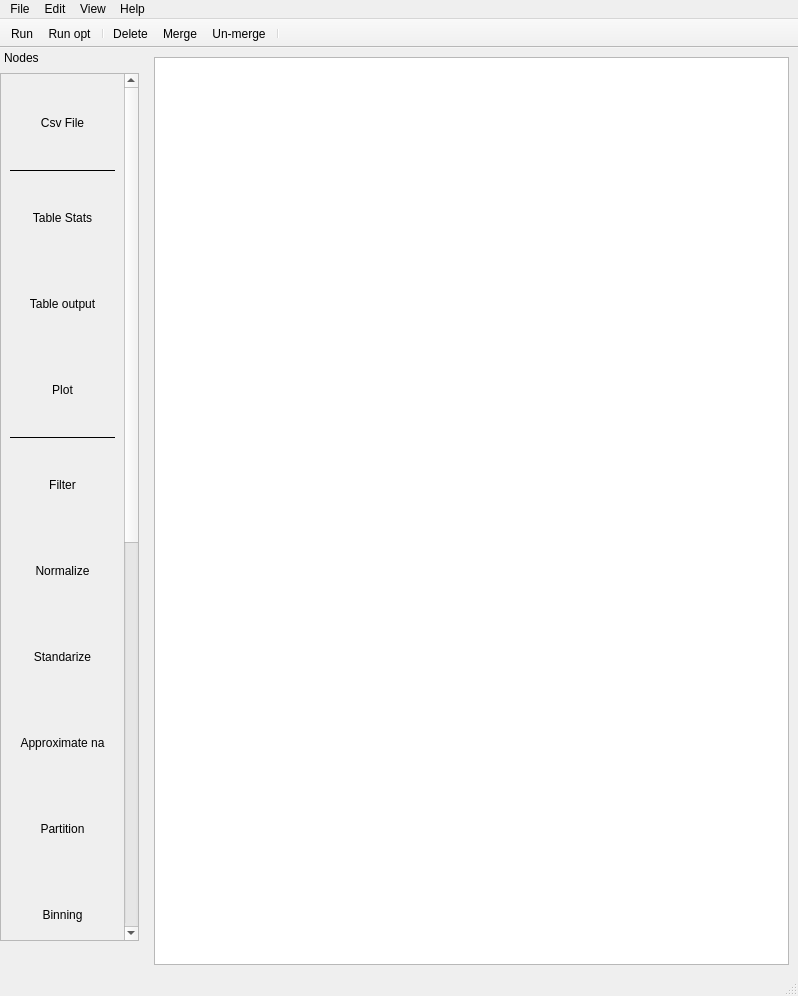
Before: the Qt Designer form Raccoon/mainwindow.ui in Mihajlo-Ilic/Raccoon, drawn with Qt 5.
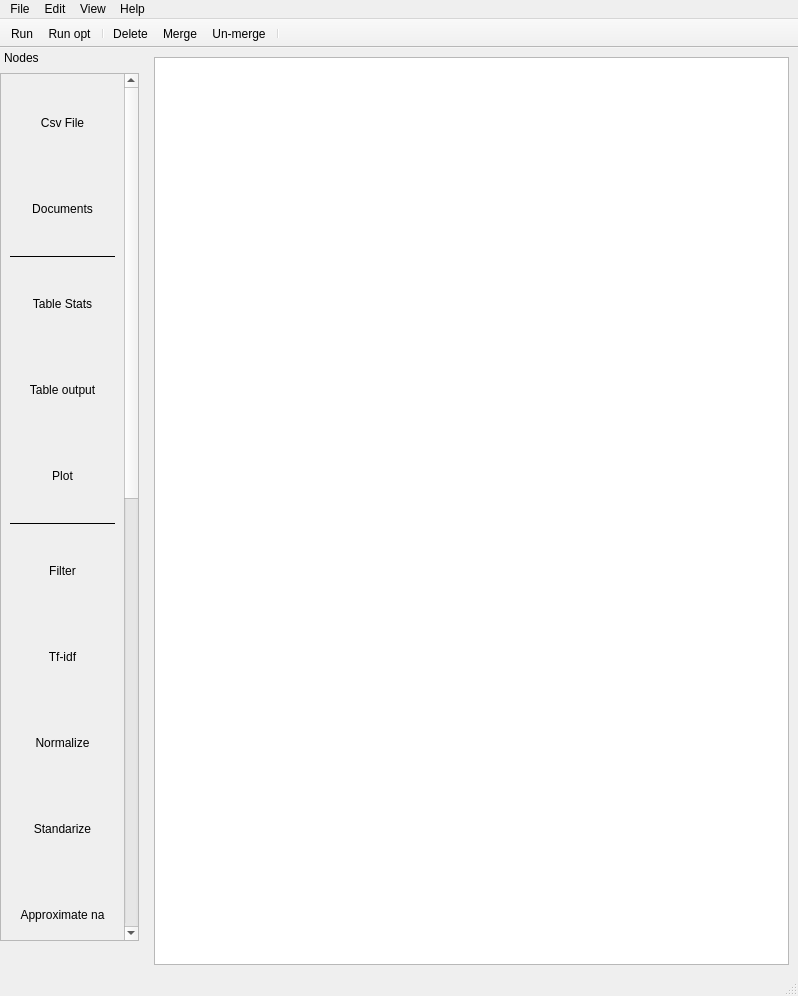
After: the same form once the commit is applied. Icons and pictures are not drawn.

```diff
--- a/Raccoon/mainwindow.ui
+++ b/Raccoon/mainwindow.ui
@@ -232,8 +232,8 @@
          <rect>
           <x>0</x>
           <y>0</y>
-          <width>174</width>
-          <height>1596</height>
+          <width>120</width>
+          <height>1768</height>
          </rect>
         </property>
         <layout class="QVBoxLayout" name="verticalLayout_3">
@@ -281,6 +281,50 @@
            </property>
           </widget>
          </item>
+         <item>
+          <widget class="QToolButton" name="doc_button">
+           <property name="sizePolicy">
+            <sizepolicy hsizetype="Minimum" vsizetype="Fixed">
+             <horstretch>0</horstretch>
+             <verstretch>0</verstretch>
+            </sizepolicy>
+           </property>
+           <property name="minimumSize">
+            <size>
+             <width>80</width>
+             <height>80</height>
+            </size>
+           </property>
+           <property name="text">
+            <string>Documents</string>
+           </property>
+           <property name="icon">
+            <iconset resource="resources.qrc">
+             <normaloff>:/res/Resources/Node_icons/doc_reader.svg</normaloff>:/res/Resources/Node_icons/doc_reader.svg</iconset>
+           </property>
+           <property name="iconSize">
+            <size>
+             <width>64</width>
+             <height>64</height>
+            </size>
+           </property>
+           <property name="checkable">
+            <bool>false</bool>
+           </property>
+           <property name="popupMode">
+            <enum>QToolButton::DelayedPopup</enum>
+           </property>
+           <property name="toolButtonStyle">
+            <enum>Qt::ToolButtonTextUnderIcon</enum>
+           </property>
+           <property name="autoRaise">
+            <bool>true</bool>
+           </property>
+           <property name="arrowType">
+            <enum>Qt::NoArrow</enum>
+           </property>
+          </widget>
+         </item>
          <item>
           <widget class="Line" name="line_2">
            <property name="frameShadow">
@@ -483,6 +527,50 @@
            </property>
           </widget>
          </item>
+         <item>
+          <widget class="QToolButton" name="tf_idf_button">
+           <property name="sizePolicy">
+            <sizepolicy hsizetype="Minimum" vsizetype="Fixed">
+             <horstretch>0</horstretch>
+             <verstretch>0</verstretch>
+            </sizepolicy>
+           </property>
+           <property name="minimumSize">
+            <size>
+             <width>80</width>
+             <height>80</height>
+            </size>
+           </property>
+           <property name="text">
+            <string>Tf-idf</string>
+           </property>
+           <property name="icon">
+            <iconset resource="resources.qrc">
+             <normaloff>:/res/Resources/Node_icons/tf_idf.svg</normaloff>:/res/Resources/Node_icons/tf_idf.svg</iconset>
+           </property>
+           <property name="iconSize">
+            <size>
+             <width>64</width>
+             <height>64</height>
+            </size>
+           </property>
+           <property name="checkable">
+            <bool>false</bool>
+           </property>
+           <property name="popupMode">
+            <enum>QToolButton::DelayedPopup</enum>
+           </property>
+           <property name="toolButtonStyle">
+            <enum>Qt::ToolButtonTextUnderIcon</enum>
+           </property>
+           <property name="autoRaise">
+            <bool>true</bool>
+           </property>
+           <property name="arrowType">
+            <enum>Qt::NoArrow</enum>
+           </property>
+          </widget>
+         </item>
          <item>
           <widget class="QToolButton" name="normalization_button">
            <property name="sizePolicy">
```
Left out of the diff: 2 changed lines with no effect on the pictures.
